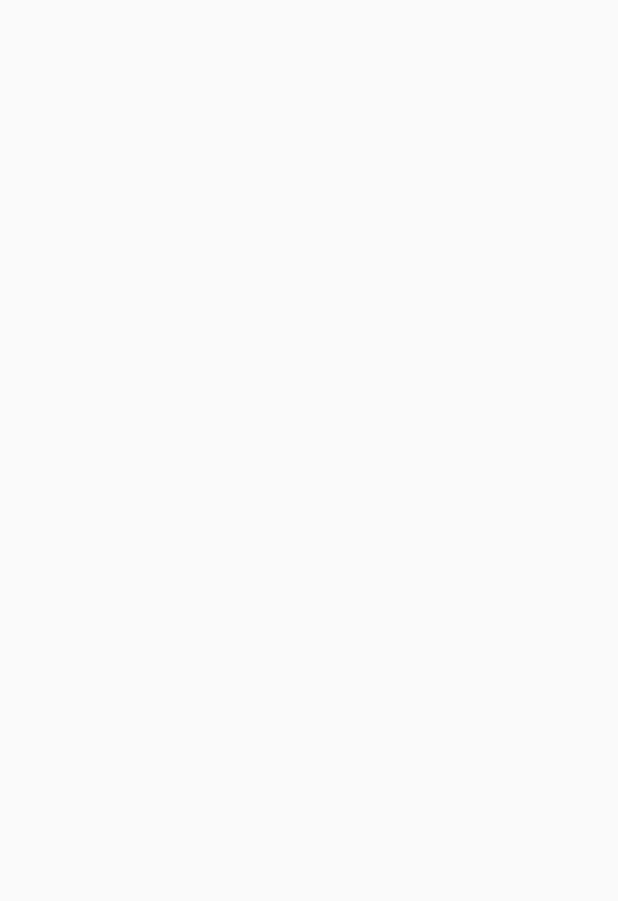
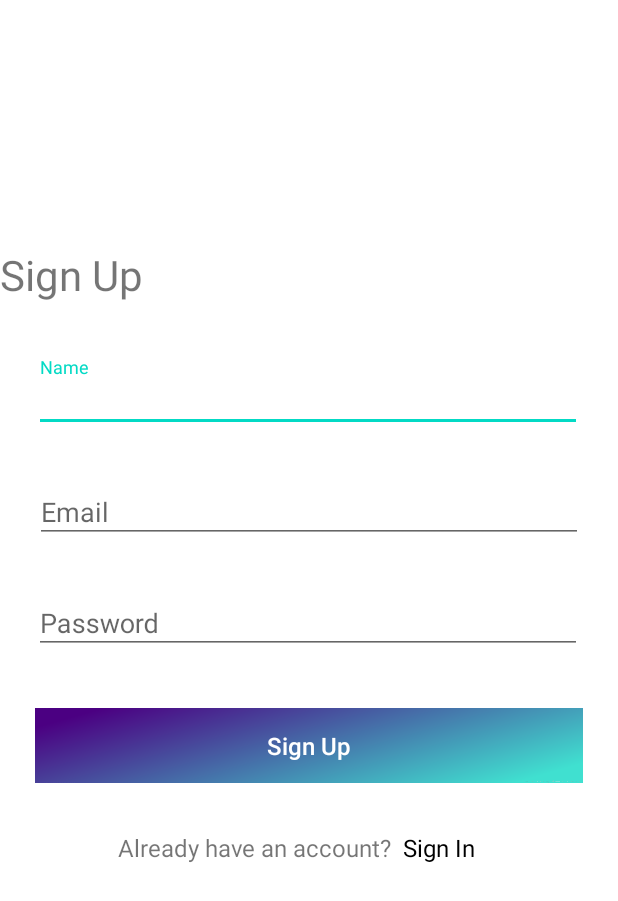
Before and after one commit to abhilashsaj/Wearable-Based-Health-Monitoring-System, an Android app: the RegisterActivity screen opened directly, with no data from a screen before it, on a phone screen of 412 x 824 dp. Before the commit the part shown is empty. Shown: the top 901 px of the screen. Run offline under Robolectric (Android 15) with nearby library versions, the phone set to English and light mode, and no system bars.

Commit message:
completed Sign Up activity

```diff
--- a/Android/app/src/main/res/layout/activity_login.xml
+++ b/Android/app/src/main/res/layout/activity_login.xml
@@ -8,17 +8,7 @@
     tools:context=".LoginActivity">
 
 
-    <TextView
-        android:id="@+id/textView5"
-        android:layout_width="wrap_content"
-        android:layout_height="wrap_content"
-        android:layout_marginTop="28dp"
-        android:layout_marginEnd="84dp"
-        android:text="Sign up"
-        android:textColor="@android:color/black"
-        android:textSize="16sp"
-        app:layout_constraintEnd_toEndOf="@+id/button3"
-        app:layout_constraintTop_toBottomOf="@+id/button3" />
+
 
     <com.google.android.material.textfield.TextInputLayout
         android:id="@+id/textInputLayout"
@@ -57,12 +47,12 @@
         android:id="@+id/textView3"
         android:layout_width="wrap_content"
         android:layout_height="wrap_content"
-        android:layout_marginTop="148dp"
+        android:layout_marginTop="160dp"
         android:text="Sign In"
         android:textAllCaps="false"
-        android:textSize="30sp"
+        android:textSize="28sp"
         app:layout_constraintEnd_toEndOf="parent"
-        app:layout_constraintHorizontal_bias="0.05"
+        app:layout_constraintHorizontal_bias="0.0"
         app:layout_constraintStart_toStartOf="parent"
         app:layout_constraintTop_toTopOf="parent" />
 
@@ -81,17 +71,29 @@
         app:layout_constraintStart_toStartOf="parent"
         app:layout_constraintTop_toBottomOf="@+id/textInputLayout2" />
 
+
     <TextView
         android:id="@+id/textView4"
         android:layout_width="wrap_content"
         android:layout_height="wrap_content"
         android:layout_marginTop="32dp"
-        android:layout_marginEnd="24dp"
         android:text="Don't have an account?"
         android:textAllCaps="false"
         android:textSize="16sp"
         app:layout_constraintEnd_toStartOf="@+id/textView5"
-        app:layout_constraintHorizontal_bias="1.0"
+        app:layout_constraintHorizontal_bias="0.883"
         app:layout_constraintStart_toStartOf="@+id/button3"
         app:layout_constraintTop_toBottomOf="@+id/button3" />
+
+    <TextView
+        android:id="@+id/textView5"
+        android:layout_width="wrap_content"
+        android:layout_height="wrap_content"
+        android:layout_marginTop="32dp"
+        android:layout_marginEnd="72dp"
+        android:text="Sign up"
+        android:textColor="@android:color/black"
+        android:textSize="16sp"
+        app:layout_constraintEnd_toEndOf="@+id/button3"
+        app:layout_constraintTop_toBottomOf="@+id/button3" />
 </androidx.constraintlayout.widget.ConstraintLayout>
--- a/Android/app/src/main/res/layout/activity_main.xml
+++ b/Android/app/src/main/res/layout/activity_main.xml
@@ -33,11 +33,11 @@
 
     <ImageView
         android:id="@+id/imageView"
-        android:layout_width="414dp"
-        android:layout_height="294dp"
-        android:layout_marginTop="52dp"
+        android:layout_width="363dp"
+        android:layout_height="272dp"
+        android:layout_marginTop="56dp"
         app:layout_constraintEnd_toEndOf="parent"
-        app:layout_constraintHorizontal_bias="0.0"
+        app:layout_constraintHorizontal_bias="0.479"
         app:layout_constraintStart_toStartOf="parent"
         app:layout_constraintTop_toBottomOf="@+id/textView2"
         app:srcCompat="@drawable/health" />
--- a/Android/app/src/main/res/layout/activity_register.xml
+++ b/Android/app/src/main/res/layout/activity_register.xml
@@ -4,6 +4,110 @@
     xmlns:tools="http://schemas.android.com/tools"
     android:layout_width="match_parent"
     android:layout_height="match_parent"
+    android:background="@android:color/white"
     tools:context=".RegisterActivity">
 
+    <com.google.android.material.textfield.TextInputLayout
+        android:id="@+id/textInputLayoutName"
+        android:layout_width="365dp"
+        android:layout_height="50dp"
+        android:layout_marginTop="36dp"
+        android:hint="Name"
+        app:layout_constraintEnd_toEndOf="parent"
+        app:layout_constraintHorizontal_bias="0.488"
+        app:layout_constraintStart_toStartOf="parent"
+        app:layout_constraintTop_toBottomOf="@+id/textView3">
+        <EditText
+            android:layout_width="match_parent"
+            android:layout_height="match_parent"
+            android:inputType="text"/>
+
+    </com.google.android.material.textfield.TextInputLayout>
+
+    <com.google.android.material.textfield.TextInputLayout
+        android:id="@+id/textInputLayout"
+        android:layout_width="365dp"
+        android:layout_height="50dp"
+        android:layout_marginTop="24dp"
+        android:hint="Email"
+        app:layout_constraintEnd_toEndOf="parent"
+        app:layout_constraintStart_toStartOf="parent"
+        app:layout_constraintTop_toBottomOf="@+id/textInputLayoutName">
+
+        <EditText
+            android:layout_width="match_parent"
+            android:layout_height="match_parent"
+            android:inputType="textEmailAddress" />
+
+    </com.google.android.material.textfield.TextInputLayout>
+
+    <com.google.android.material.textfield.TextInputLayout
+        android:id="@+id/textInputLayout2"
+        android:layout_width="365dp"
+        android:layout_height="50dp"
+        android:layout_marginTop="24dp"
+        android:hint="Password"
+        app:layout_constraintEnd_toEndOf="parent"
+        app:layout_constraintHorizontal_bias="0.489"
+        app:layout_constraintStart_toStartOf="parent"
+        app:layout_constraintTop_toBottomOf="@+id/textInputLayout">
+        <EditText
+            android:layout_width="match_parent"
+            android:layout_height="match_parent"
+            android:inputType="textPassword"/>
+    </com.google.android.material.textfield.TextInputLayout>
+
+    <TextView
+        android:id="@+id/textView3"
+        android:layout_width="wrap_content"
+        android:layout_height="wrap_content"
+        android:layout_marginTop="164dp"
+        android:text="Sign Up"
+        android:textAllCaps="false"
+        android:textSize="28sp"
+        app:layout_constraintEnd_toEndOf="parent"
+        app:layout_constraintHorizontal_bias="0.0"
+        app:layout_constraintStart_toStartOf="parent"
+        app:layout_constraintTop_toTopOf="parent" />
+
+    <Button
+        android:id="@+id/button3"
+        android:layout_width="365dp"
+        android:layout_height="50dp"
+        android:layout_marginTop="36dp"
+        android:background="@drawable/grad_blue"
+        android:text="Sign Up"
+        android:textAllCaps="false"
+        android:textColor="@android:color/white"
+        android:textSize="16sp"
+        app:layout_constraintEnd_toEndOf="parent"
+        app:layout_constraintHorizontal_bias="0.495"
+        app:layout_constraintStart_toStartOf="parent"
+        app:layout_constraintTop_toBottomOf="@+id/textInputLayout2" />
+
+
+    <TextView
+        android:id="@+id/textView4"
+        android:layout_width="wrap_content"
+        android:layout_height="wrap_content"
+        android:layout_marginTop="32dp"
+        android:text="Already have an account?"
+        android:textAllCaps="false"
+        android:textSize="16sp"
+        app:layout_constraintEnd_toStartOf="@+id/textView5"
+        app:layout_constraintHorizontal_bias="0.883"
+        app:layout_constraintStart_toStartOf="@+id/button3"
+        app:layout_constraintTop_toBottomOf="@+id/button3" />
+
+    <TextView
+        android:id="@+id/textView5"
+        android:layout_width="wrap_content"
+        android:layout_height="wrap_content"
+        android:layout_marginTop="32dp"
+        android:layout_marginEnd="72dp"
+        android:text="Sign In"
+        android:textColor="@android:color/black"
+        android:textSize="16sp"
+        app:layout_constraintEnd_toEndOf="@+id/button3"
+        app:layout_constraintTop_toBottomOf="@+id/button3" />
 </androidx.constraintlayout.widget.ConstraintLayout>
```
